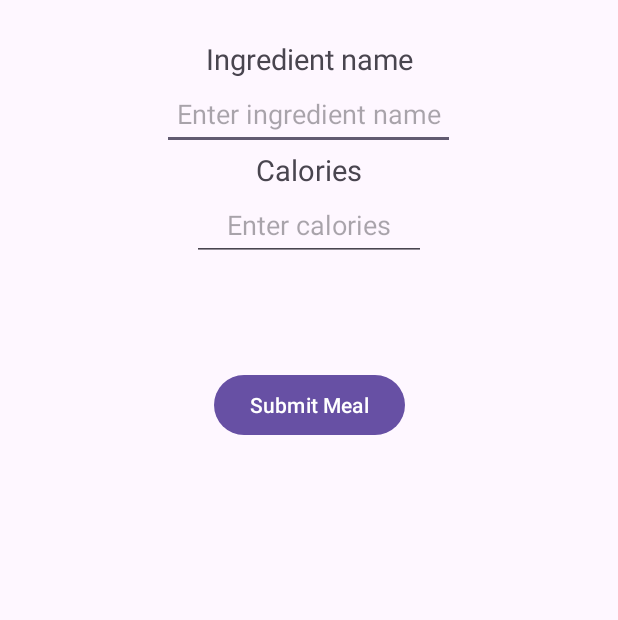
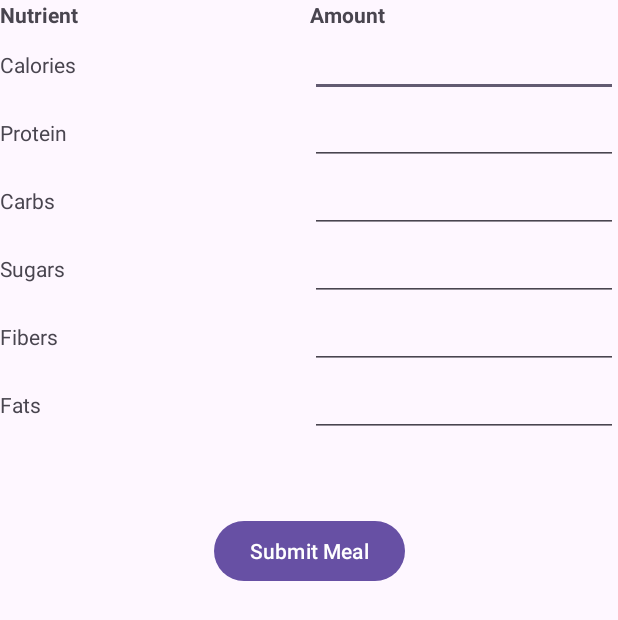
Before and after one commit to Drakon4ik-Coder/FitnessApp, an Android app: the AddMealActivity screen opened directly, with no data from a screen before it, on a phone screen of 412 x 824 dp. Shown: the top 620 px of the screen. Run offline under Robolectric (Android 15) with nearby library versions, the phone set to English and light mode, and no system bars.

Commit message:
Implemented add meal activity input using tablelayout

```diff
--- a/app/src/main/java/com/example/fitnessapp/AddMealActivity.kt
+++ b/app/src/main/java/com/example/fitnessapp/AddMealActivity.kt
@@ -4,17 +4,18 @@ import android.content.Intent
 import android.os.Bundle
 import android.widget.Button
 import android.widget.EditText
-import android.widget.Toast
+import android.widget.TableLayout
+import android.widget.TableRow
 import androidx.activity.enableEdgeToEdge
 import androidx.appcompat.app.AppCompatActivity
 import androidx.core.view.ViewCompat
 import androidx.core.view.WindowInsetsCompat
+import com.google.android.material.textview.MaterialTextView
 
 class AddMealActivity : AppCompatActivity() {
 
     private lateinit var addMealButton: Button
-    private lateinit var caloriesInput: EditText
-    private lateinit var ingredientInput: EditText
+    private lateinit var tableLayout: TableLayout
     override fun onCreate(savedInstanceState: Bundle?) {
         super.onCreate(savedInstanceState)
         enableEdgeToEdge()
@@ -24,25 +25,28 @@ class AddMealActivity : AppCompatActivity() {
             v.setPadding(systemBars.left, systemBars.top, systemBars.right, systemBars.bottom)
             insets
         }
+        tableLayout = findViewById(R.id.nutrition_table)
+
         addMealButton = findViewById(R.id.add_meal)
-        caloriesInput = findViewById(R.id.calories_input)
-        ingredientInput = findViewById(R.id.ingredient_name_input)
         addMealButton.setOnClickListener {
-            val inputCalories = caloriesInput.text.toString().toIntOrNull()
-            val ingredientName = ingredientInput.text.toString()
-            if (inputCalories != null && inputCalories > 0) {
-                val calorie = Nutrient("calories", inputCalories.toDouble(), "kkal")
-                val ingredient = Ingredient(ingredientName)
-                ingredient.addNutrient(calorie)
-                val meal = Meal("Tasty ass meal")
-                meal.addIngredient(ingredient)
-                val intent = Intent()
-                intent.putExtra("meal", meal)
-                setResult(RESULT_OK, intent)
-                finish()
-            } else {
-                Toast.makeText(this, "Invalid input", Toast.LENGTH_SHORT).show()
+            val ingredient = Ingredient("Example Ingredient")
+
+            for (i in 1 until tableLayout.childCount) {
+                val row = tableLayout.getChildAt(i) as? TableRow
+                row?.let {
+                    val nutrientName = (row.getChildAt(0) as MaterialTextView).text.toString().lowercase()
+                    val nutrientAmount = (row.getChildAt(1) as EditText).text.toString().toDoubleOrNull() ?: 0.0
+                    val nutrient = Nutrient(nutrientName, nutrientAmount, "g")
+                    ingredient.addNutrient(nutrient)
+                }
             }
+            val meal = Meal("Example Meal")
+            meal.addIngredient(ingredient)
+
+            val intent = Intent()
+            intent.putExtra("meal", meal)
+            setResult(RESULT_OK, intent)
+            finish()
         }
     }
 }
--- a/app/src/main/res/layout/activity_add_meal.xml
+++ b/app/src/main/res/layout/activity_add_meal.xml
@@ -7,63 +7,128 @@
     android:layout_height="match_parent"
     tools:context=".AddMealActivity">
 
-    <LinearLayout
-        android:id="@+id/linearLayout2"
+    <TableLayout
+        android:id="@id/nutrition_table"
         android:layout_width="match_parent"
         android:layout_height="wrap_content"
-        android:layout_marginTop="@dimen/_20sdp"
-        android:orientation="vertical"
-        app:layout_constraintEnd_toEndOf="parent"
-        app:layout_constraintHorizontal_bias="0.5"
-        app:layout_constraintStart_toStartOf="parent"
+        android:stretchColumns="*"
         app:layout_constraintTop_toTopOf="parent">
 
+        <TableRow>
+
             <TextView
-            android:id="@+id/textView5"
-            android:layout_width="match_parent"
+                android:layout_width="wrap_content"
                 android:layout_height="wrap_content"
-            android:gravity="center"
-            android:textSize="@dimen/_15sdp"
-            android:text="@string/ingredient_name" />
+                android:text="Nutrient"
+                android:textStyle="bold" />
+
+            <TextView
+                android:layout_width="wrap_content"
+                android:layout_height="wrap_content"
+                android:text="Amount"
+                android:textStyle="bold" />
+        </TableRow>
+
+        <TableRow>
+
+            <TextView
+                android:layout_width="wrap_content"
+                android:layout_height="wrap_content"
+                android:text="Calories" />
 
             <EditText
-            android:id="@+id/ingredient_name_input"
-            android:autofillHints="ingredient"
-            android:gravity="center"
-            android:layout_gravity="center"
-            android:layout_width="@dimen/_150sdp"
-            android:layout_height="@dimen/_37sdp"
-            android:hint="@string/enter_ingredient_name"
-            android:inputType="textCapSentences"
-            android:textSize="@dimen/_14sdp" />
+                android:id="@+id/editTextCalories"
+                android:layout_width="0dp"
+                android:layout_height="wrap_content"
+                android:layout_weight="1"
+                android:inputType="numberDecimal" />
+        </TableRow>
+
+        <TableRow>
+
             <TextView
-            android:id="@+id/textView4"
-            android:layout_width="match_parent"
+                android:layout_width="wrap_content"
                 android:layout_height="wrap_content"
-            android:gravity="center"
-            android:textSize="@dimen/_15sdp"
-            android:text="@string/calories" />
+                android:text="Protein" />
 
             <EditText
-            android:id="@+id/calories_input"
-            android:autofillHints="number"
-            android:gravity="center"
-            android:layout_gravity="center"
-            android:layout_width="@dimen/_120sdp"
-            android:layout_height="@dimen/_37sdp"
-            android:hint="@string/enter_calories"
-            android:inputType="numberSigned"
-            android:textSize="@dimen/_14sdp" />
-    </LinearLayout>
+                android:id="@+id/editTextProtein"
+                android:layout_width="0dp"
+                android:layout_height="wrap_content"
+                android:layout_weight="1"
+                android:inputType="numberDecimal" />
+        </TableRow>
+
+        <TableRow>
+
+            <TextView
+                android:layout_width="wrap_content"
+                android:layout_height="wrap_content"
+                android:text="Carbs" />
+
+            <EditText
+                android:id="@+id/editTextCarbs"
+                android:layout_width="0dp"
+                android:layout_height="wrap_content"
+                android:layout_weight="1"
+                android:inputType="numberDecimal" />
+        </TableRow>
+
+        <TableRow>
+
+            <TextView
+                android:layout_width="wrap_content"
+                android:layout_height="wrap_content"
+                android:text="Sugars" />
+
+            <EditText
+                android:id="@+id/editTextSugars"
+                android:layout_width="0dp"
+                android:layout_height="wrap_content"
+                android:layout_weight="1"
+                android:inputType="numberDecimal" />
+        </TableRow>
+
+        <TableRow>
+
+            <TextView
+                android:layout_width="wrap_content"
+                android:layout_height="wrap_content"
+                android:text="Fibers" />
+
+            <EditText
+                android:id="@+id/editTextFibers"
+                android:layout_width="0dp"
+                android:layout_height="wrap_content"
+                android:layout_weight="1"
+                android:inputType="numberDecimal" />
+        </TableRow>
+
+        <TableRow>
+
+            <TextView
+                android:layout_width="wrap_content"
+                android:layout_height="wrap_content"
+                android:text="Fats" />
+
+            <EditText
+                android:id="@+id/editTextFats"
+                android:layout_width="0dp"
+                android:layout_height="wrap_content"
+                android:layout_weight="1"
+                android:inputType="numberDecimal" />
+        </TableRow>
+
+    </TableLayout>
 
     <Button
         android:id="@+id/add_meal"
         android:layout_width="wrap_content"
         android:layout_height="wrap_content"
-        android:layout_marginTop="72dp"
+        android:layout_marginTop="52dp"
         android:text="@string/submit_meal"
         app:layout_constraintEnd_toEndOf="parent"
         app:layout_constraintHorizontal_bias="0.5"
         app:layout_constraintStart_toStartOf="parent"
-        app:layout_constraintTop_toBottomOf="@+id/linearLayout2" />
+        app:layout_constraintTop_toBottomOf="@+id/nutrition_table" />
 </androidx.constraintlayout.widget.ConstraintLayout>
```
Lines whose indentation alone changed are shown as unchanged.
